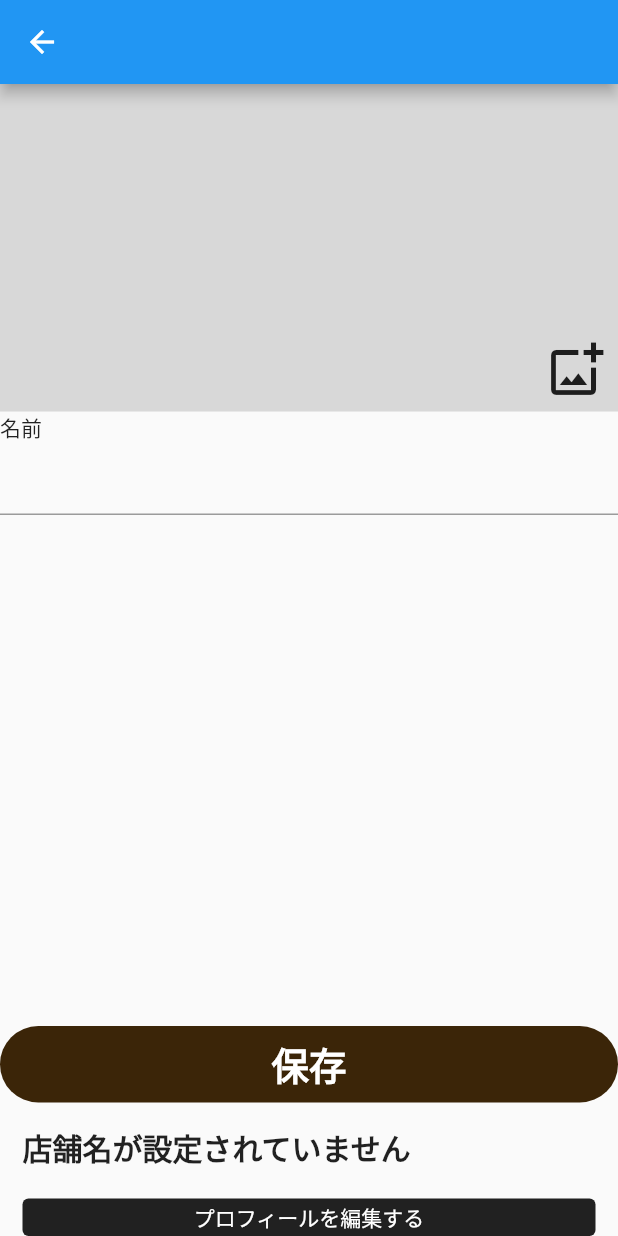
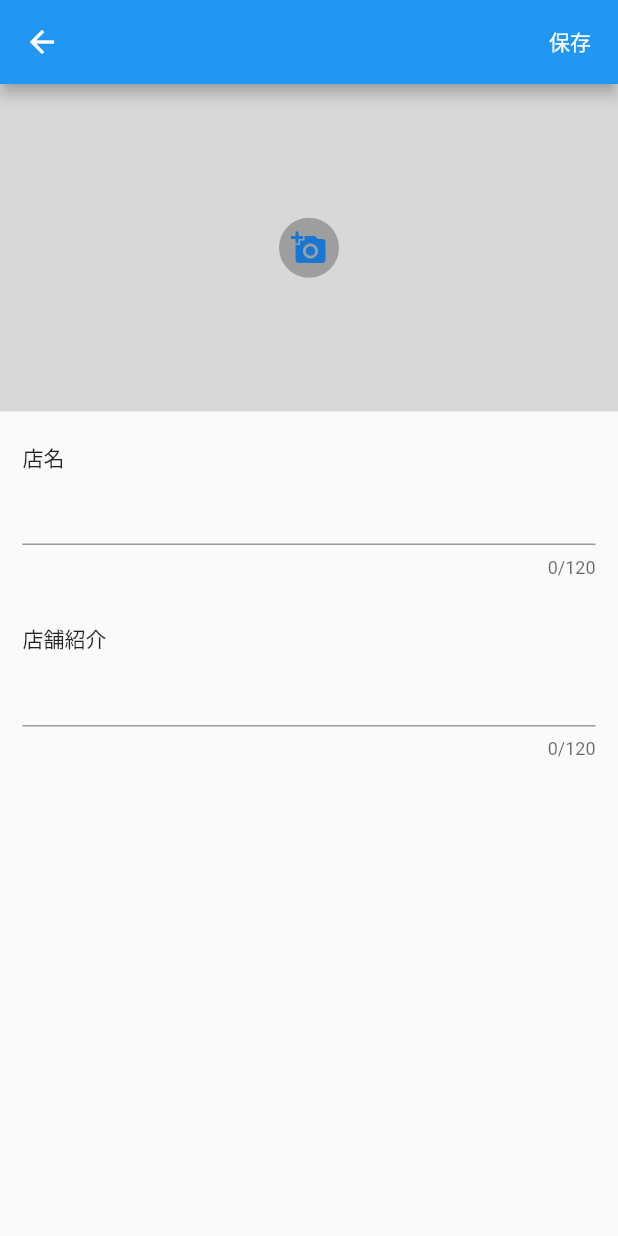
Before and after one commit to RikuDejima/KEI, a Flutter app: the EditStoreProfileScreen screen opened by its route, on a phone screen of 412 x 824 dp. Run offline on Flutter 3.47's test engine with Material 2 defaults, Android fonts, the phone set to English and light mode, and no system bars; our stand-ins replace cloud_firestore, firebase_auth, firebase_core, firebase_storage, flutter_hooks, freezed_annotation and 5 more; accounts and stored records are empty; network calls fail.

Commit message:
fixing editStoreProfile bug

```diff
--- a/lib/entity/store.dart
+++ b/lib/entity/store.dart
@@ -10,9 +10,8 @@ class Store with _$Store {
   const factory Store({
     required String storeName,
     required String location,
-    String? topImage,
+    List<String>? Images,
     String? introduce,
-    List<String>? subImages,
     String? twitterAccount,
     String? instaAcount,
   }) = _Store;
--- a/lib/entity/user.dart
+++ b/lib/entity/user.dart
@@ -10,7 +10,6 @@ class User with _$User {
   const User._();
   const factory User({
     String? name,
-    Store? storeData,
   }) = _User;
 
   factory User.fromJson(Map<String, dynamic> json) => _$UserFromJson(json);
--- a/lib/logic/repository/base_repository.dart
+++ b/lib/logic/repository/base_repository.dart
@@ -7,6 +7,9 @@ enum Collection {
   store,
 }
 
+// enum StorageParent {
+// }
+
 extension CollectionExtension on Collection {
   String get key => toString().split('.').last;
 }
@@ -14,7 +17,7 @@ extension CollectionExtension on Collection {
 abstract class BaseRepository {
   BaseRepository(this._read);
   final Reader _read;
-  String get uid => _read(firebaseUserState)!.uid;
+  String? get uid => _read(firebaseUserState.notifier).state?.uid;
 }
 
 class FirestoreResponse<T> extends CommonResponse<T> {
--- a/lib/logic/state/common/store_state.dart
+++ b/lib/logic/state/common/store_state.dart
@@ -1,4 +1,8 @@
+import 'package:flutter/material.dart';
 import 'package:key/entity/store.dart';
+import 'package:key/logic/repository/store_repository.dart';
+import 'package:key/logic/state/common/firebase_user_state.dart';
 import 'package:riverpod/riverpod.dart';
 
 final storeDataState = StateProvider<Store?>((ref) => null);
+final storeImageUrlsState = StateProvider<List<String>>((ref) => []);
--- a/lib/logic/view_controller/register_store_view_controller.dart
+++ b/lib/logic/view_controller/register_store_view_controller.dart
@@ -4,6 +4,7 @@
 import 'package:flutter/material.dart';
 import 'package:image_picker/image_picker.dart';
 import 'package:hooks_riverpod/hooks_riverpod.dart';
+import 'package:key/entity/store.dart';
 import 'package:key/logic/repository/base_repository.dart';
 import 'package:key/logic/state/common/firebase_user_state.dart';
 import 'package:key/logic/state/common/store_state.dart';
@@ -12,7 +13,6 @@
 
 final registerStoreViewController =
     Provider((ref) => RegisterStoreViewController(ref.read));
-final imagePcker = ImagePicker();
 
 final storeNameState = StateProvider<String?>((ref) => null);
 final locationState = StateProvider<String?>((ref) => null);
@@ -34,9 +34,9 @@
       'location': _read(locationState.notifier).state,
     }).catchError((e) => print(e));
 
-    _read(storeDataState.notifier).state = _read(storeDataState)?.copyWith(
+    _read(storeDataState.notifier).state = Store(
         storeName: _read(storeNameState.notifier).state!,
-        location: _read(locationState.notifier).state!);
+        location: _read(locationState.notifier).state!,);
 
     _read(pages).add(StoreProfileScreen());
     _read(bottomNavigationBarItems).add(const BottomNavigationBarItem(
--- a/lib/view/screen/edit_store_profile_screen.dart
+++ b/lib/view/screen/edit_store_profile_screen.dart
@@ -1,6 +1,11 @@
 import 'package:flutter/material.dart';
 import 'package:hooks_riverpod/hooks_riverpod.dart';
+import 'package:flutter_hooks/flutter_hooks.dart';
+import 'package:key/logic/controller/route_controller.dart';
+import 'package:key/logic/repository/store_repository.dart';
+import 'package:key/logic/state/common/firebase_user_state.dart';
 import 'package:key/logic/state/common/store_state.dart';
+import 'package:key/logic/view_controller/edit_store_profile_view_controller.dart';
 import 'package:key/logic/view_controller/user_profile_view_controller.dart';
 import 'package:key/view/util/theme.dart';
 
@@ -8,26 +13,129 @@ class EditStoreProfileScreen extends HookConsumerWidget {
   @override
   Widget build(BuildContext context, WidgetRef ref) {
     final screenWidth = MediaQuery.of(context).size.width;
+    final screenHeight = MediaQuery.of(context).size.height;
     final storeData = ref.watch(storeDataState);
-    final viewController = ref.read(editProfileViewController);
+    final viewController = ref.read(editStoreProfileViewController);
+    final storageRef = ref.read(storeRepository).storageRef;
+    // final storeStorageRef = ref.watch(storeRepository).
+
+    useEffect(() {
+      Future.microtask(() => viewController.initState());
+    }, []);
+
     return Scaffold(
-      appBar: AppBar(),
-      body: Column(
-        crossAxisAlignment: CrossAxisAlignment.start,
+      appBar: AppBar(
+        actions: [
+          TextButton(
+            onPressed: () async {
+              showGeneralDialog(
+                context: context,
+                barrierDismissible: false,
+                transitionDuration: Duration(milliseconds: 300),
+                barrierColor: Colors.black.withOpacity(0.5),
+                pageBuilder: (BuildContext context, Animation animation,
+                    Animation secondaryAnimation) {
+                  return const Center(
+                    child: CircularProgressIndicator(),
+                  );
+                },
+                // routeSettings: RouteSettings(name: AppRoute.home.path),
+              );
+              await viewController.save().then((value) {
+                Navigator.of(context, rootNavigator: true)
+                  ..pop()
+                  ..pop();
+              });
+            },
+            child: Text(
+              '保存',
+              style: TextStyle(color: Colors.white),
+            ),
+          )
+        ],
+      ),
+      body: SafeArea(
+        child: SingleChildScrollView(
+          child: Column(
             children: [
-          // storeData?.topImage ?
-          Container(
+              ref.watch(editStoreImages).isEmpty
+                  ? Container(
                       color: Color(0xFFD8D8D8),
                       width: double.infinity,
                       height: screenWidth * 0.53,
                       child: IconButton(
-              alignment: Alignment.bottomRight,
-              icon: Icon(Icons.add_photo_alternate_outlined),
+                        icon: CircleAvatar(
+                          backgroundColor: Colors.grey,
+                          child: Icon(
+                            Icons.add_a_photo,
+                          ),
+                        ),
                         iconSize: 40,
                         onPressed: () {
                           showModalBottomSheet(
                             context: context,
                             builder: (context) {
+                              return choosePhotoOption(
+                                  context: context,
+                                  viewController: viewController);
+                            },
+                          );
+                        },
+                      ))
+                  : Container(
+                      color: Color(0xFFD8D8D8),
+                      width: double.infinity,
+                      height: screenWidth * 0.53,
+                      // storeData!.Images?[0] == null ?
+                      child: ref.watch(editStoreImages)[0].getImage()!,
+                    ),
+              SizedBox(
+                height: 20,
+              ),
+              Padding(
+                padding: EdgeInsets.symmetric(horizontal: 15),
+                child: Column(
+                  crossAxisAlignment: CrossAxisAlignment.start,
+                  children: [
+                    Text('店名'),
+                    TextField(
+                      onChanged: (str) => ref
+                          .read(editStoreProfileItemsState.notifier)
+                          .state['StoreName'] = str,
+                      maxLength: 120,
+                      controller:
+                          TextEditingController(text: storeData?.storeName),
+                    ),
+                    SizedBox(height: 30),
+                    Text('店舗紹介'),
+                    TextField(
+                      onChanged: (str) {
+                        print(str);
+                        ref
+                            .read(editStoreProfileItemsState.notifier)
+                            .state['introduce'] = str;
+                      },
+                      maxLength: 120,
+                      keyboardType: TextInputType.multiline,
+                      maxLines: null,
+                      controller:
+                          TextEditingController(text: storeData?.introduce),
+                    ),
+                    SizedBox(height: 20),
+                  ],
+                ),
+              ),
+            ],
+          ),
+        ),
+      ),
+    );
+  }
+}
+
+Widget choosePhotoOption(
+    {required BuildContext context,
+    required EditStoreProfileViewController viewController}) {
   return SizedBox(
     height: 200,
     child: Column(
@@ -35,7 +143,7 @@ class EditStoreProfileScreen extends HookConsumerWidget {
         SizedBox(
           width: double.infinity,
           child: TextButton(
-                                onPressed: () {},
+            onPressed: () => viewController.takePicture(),
             child: Text(
               '写真を撮る',
               style: TextStyle(
@@ -55,7 +163,7 @@ class EditStoreProfileScreen extends HookConsumerWidget {
         SizedBox(
           width: double.infinity,
           child: TextButton(
-                                onPressed: () {},
+            onPressed: () => viewController.chooseImage(isTop: true),
             child: Text(
               'ライブラリから選ぶ',
               style: TextStyle(color: Colors.black),
@@ -73,7 +181,7 @@ class EditStoreProfileScreen extends HookConsumerWidget {
         SizedBox(
           width: double.infinity,
           child: TextButton(
-                                onPressed: () {},
+            onPressed: () => Navigator.of(context).pop(),
             child: Text(
               'キャンセル',
               style: TextStyle(color: Colors.red),
@@ -90,93 +198,4 @@ class EditStoreProfileScreen extends HookConsumerWidget {
       ],
     ),
   );
-                    });
-              },
-            ),
-          ),
-          Text('名前'),
-          TextField(
-            onChanged: (str) => ref.read(userNameState.notifier).state = str,
-          ),
-          const Expanded(child: SizedBox()),
-          SizedBox(
-            width: double.infinity,
-            child: TextButton(
-              onPressed: () async {
-                await viewController.save();
-                Navigator.pop(context);
-              },
-              child: Text(
-                '保存',
-                style: TextStyle(
-                    color: Colors.white,
-                    fontSize: 25,
-                    fontWeight: FontWeight.w600),
-              ),
-              style: ButtonStyle(
-                padding: MaterialStateProperty.all(
-                  const EdgeInsets.symmetric(vertical: 7),
-                ),
-                fixedSize: MaterialStateProperty.all(Size.infinite),
-                backgroundColor:
-                    MaterialStateProperty.all(const Color(0xFF3B2508)),
-                shape: MaterialStateProperty.all(
-                  const RoundedRectangleBorder(
-                    borderRadius: BorderRadius.all(
-                      Radius.circular(32),
-                    ),
-                  ),
-                ),
-              ),
-            ),
-          ),
-          SizedBox(height: 15),
-          Padding(
-            padding: const EdgeInsets.symmetric(horizontal: 15),
-            child: Column(
-              crossAxisAlignment: CrossAxisAlignment.start,
-              children: [
-                Text(
-                  storeData?.storeName ?? '店舗名が設定されていません',
-                  style: TextStyle(
-                    fontSize: 20,
-                    color: AppColor.textColor,
-                    fontWeight: FontWeight.w600,
-                  ),
-                ),
-                Text(
-                  storeData?.introduce ?? '',
-                  style: TextStyle(
-                    fontSize: 16,
-                    color: AppColor.textColor,
-                  ),
-                ),
-                SizedBox(
-                  width: double.infinity,
-                  child: TextButton(
-                    onPressed: () => print('go to the edit profile page'),
-                    child: Text(
-                      'プロフィールを編集する',
-                      style: TextStyle(color: Colors.white),
-                    ),
-                    style: ButtonStyle(
-                      padding: MaterialStateProperty.all(
-                        EdgeInsets.zero,
-                      ),
-                      backgroundColor:
-                          MaterialStateProperty.all(AppColor.textColor),
-                      alignment: Alignment.center,
-                      minimumSize:
-                          MaterialStateProperty.all(Size.fromHeight(25)),
-                      tapTargetSize: MaterialTapTargetSize.shrinkWrap,
-                    ),
-                  ),
-                )
-              ],
-            ),
-          )
-        ],
-      ),
-    );
 }
-}
--- a/pubspec.yaml
+++ b/pubspec.yaml
@@ -45,7 +45,7 @@ dependencies:
   json_serializable: ^6.1.3
   image_picker: ^0.8.4+11
   image_cropper: ^1.5.1
-  firebase_storage: ^10.2.8
+  firebase_storage: ^9.0.0
 
 dev_dependencies:
   json_serializable: ^6.1.3
```
Also changed, not shown: lib/logic/repository/store_repository.dart (+15 -2 lines), lib/logic/view_controller/edit_store_profile_view_controller.dart (added, +155 -0 lines), lib/logic/view_controller/store_profile_view_controller.dart (+11 -49 lines), lib/view/screen/store_profile_screen.dart (+25 -9 lines), lib/entity/store.freezed.dart, lib/entity/store.g.dart, lib/entity/user.freezed.dart, lib/entity/user.g.dart, lib/logic/view_controller/root_view_controller.dart (line endings or trailing spaces), pubspec.lock, 1 other file. Lines whose indentation alone changed are shown as unchanged.
